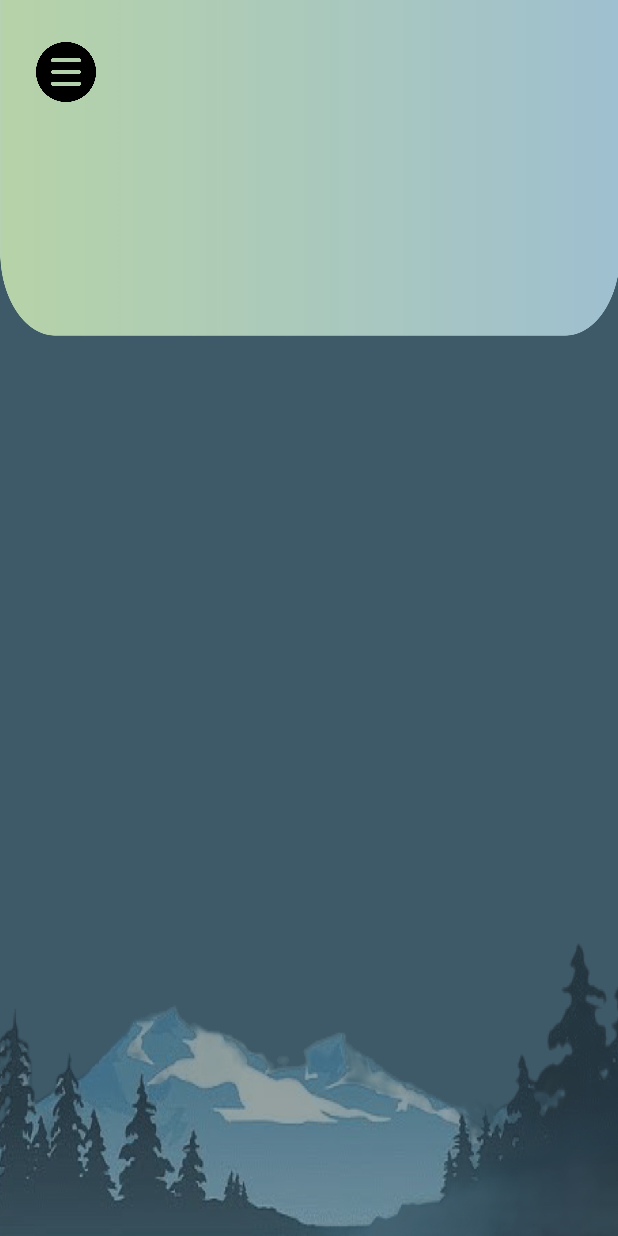
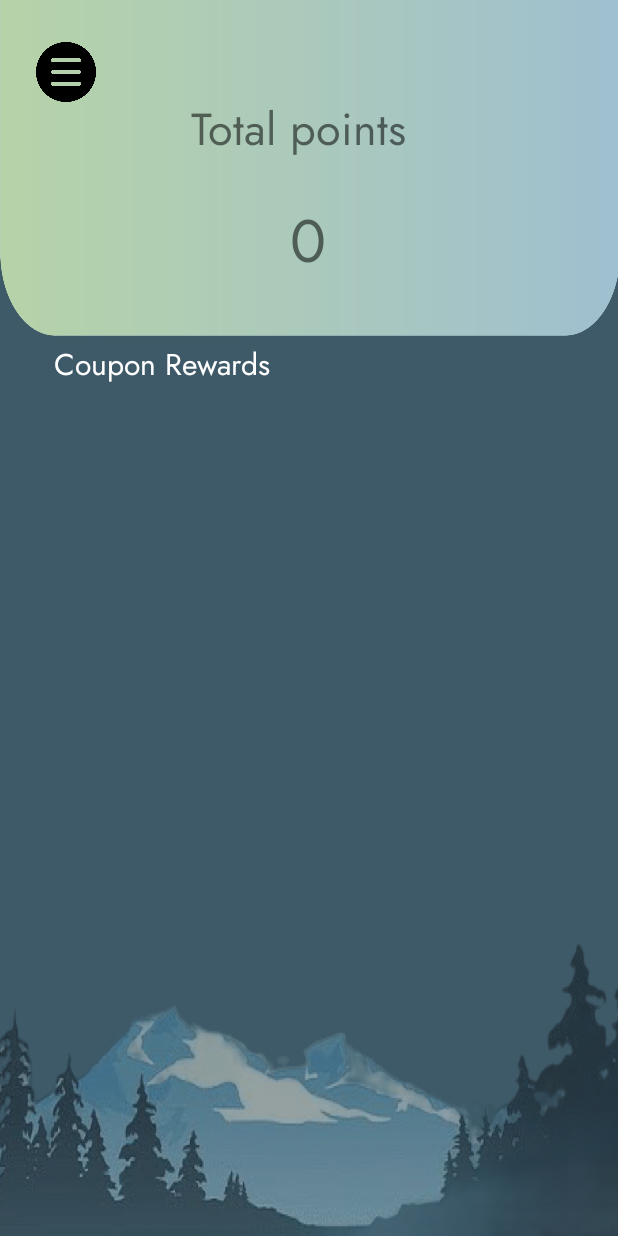
Before and after one commit to Som3on31/TestTimer, an Android app: the layout fragment_coupon.xml on its own in the app's theme, with its tools: preview values and no code run, on a phone screen of 412 x 824 dp. Run offline under Robolectric (Android 15) with nearby library versions, the phone set to English and light mode, and no system bars.

Commit message:
add text

```diff
--- a/app/src/main/res/layout/fragment_coupon.xml
+++ b/app/src/main/res/layout/fragment_coupon.xml
@@ -17,4 +17,49 @@
         app:layout_constraintStart_toStartOf="parent"
         app:layout_constraintTop_toTopOf="parent" />
 
+    <TextView
+        android:id="@+id/textView3"
+        android:layout_width="wrap_content"
+        android:layout_height="wrap_content"
+        android:fontFamily="@font/jost"
+        android:text="@string/points"
+        android:textSize="40sp"
+        app:layout_constraintBottom_toBottomOf="parent"
+        app:layout_constraintEnd_toEndOf="parent"
+        app:layout_constraintHorizontal_bias="0.498"
+        app:layout_constraintStart_toStartOf="parent"
+        app:layout_constraintTop_toTopOf="parent"
+        app:layout_constraintVertical_bias="0.172" />
+
+    <TextView
+        android:id="@+id/textView4"
+        android:layout_width="156dp"
+        android:layout_height="52dp"
+        android:layout_marginTop="64dp"
+        android:fontFamily="@font/jost"
+        android:text="@string/totalpoints"
+        android:textSize="30sp"
+        app:layout_constraintEnd_toEndOf="parent"
+        app:layout_constraintHorizontal_bias="0.498"
+        app:layout_constraintStart_toStartOf="parent"
+        app:layout_constraintTop_toTopOf="parent" />
+
+    <TextView
+        android:id="@+id/textView5"
+        android:layout_width="wrap_content"
+        android:layout_height="wrap_content"
+        android:layout_marginTop="228dp"
+        android:fontFamily="@font/jost"
+        android:text="@string/coupon"
+        android:textColor="@color/white"
+        android:textSize="20sp"
+        app:layout_constraintEnd_toEndOf="parent"
+        app:layout_constraintHorizontal_bias="0.135"
+        app:layout_constraintStart_toStartOf="parent"
+        app:layout_constraintTop_toTopOf="parent" />
+
+<!--    <LinearLayout-->
+<!--        android:layout_width=""-->
+<!--        android:layout_height=""/>-->
+
 </androidx.constraintlayout.widget.ConstraintLayout>
--- a/app/src/main/res/values/strings.xml
+++ b/app/src/main/res/values/strings.xml
@@ -8,4 +8,7 @@
     <string name="placeholder">Placeholder</string>
     <string name="placeholder_again">Placeholder again</string>
     <string name="rest">Rest</string>
+    <string name="points">0</string>
+    <string name="totalpoints">Total points</string>
+    <string name="coupon">Coupon Rewards</string>
 </resources>
```
